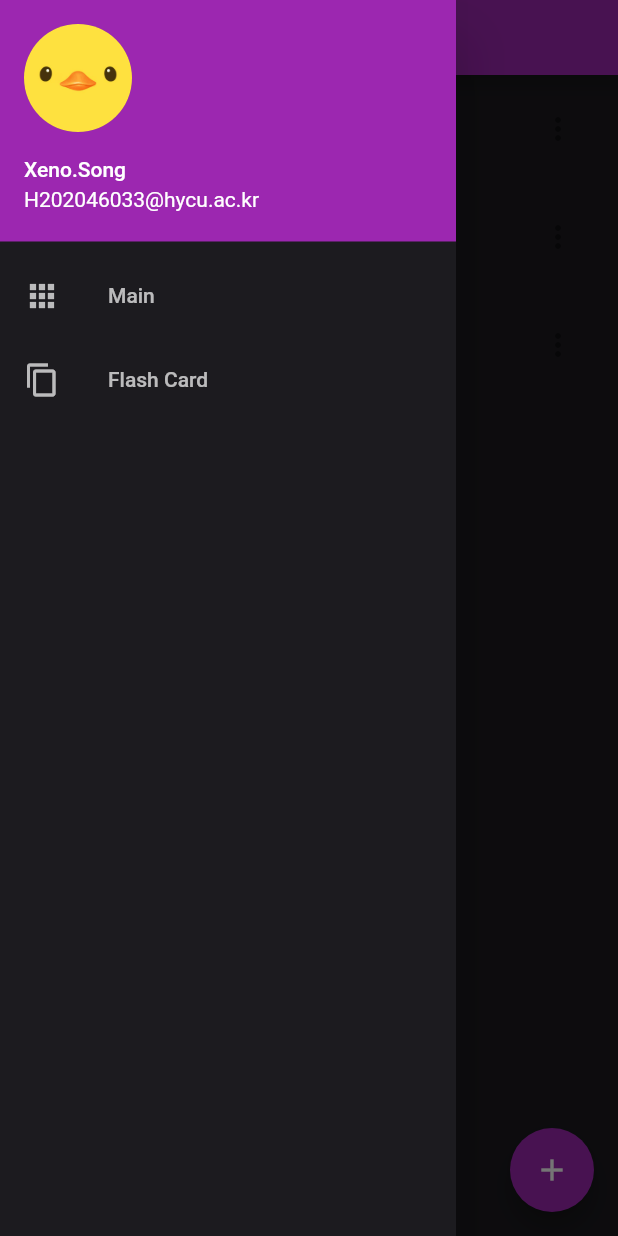
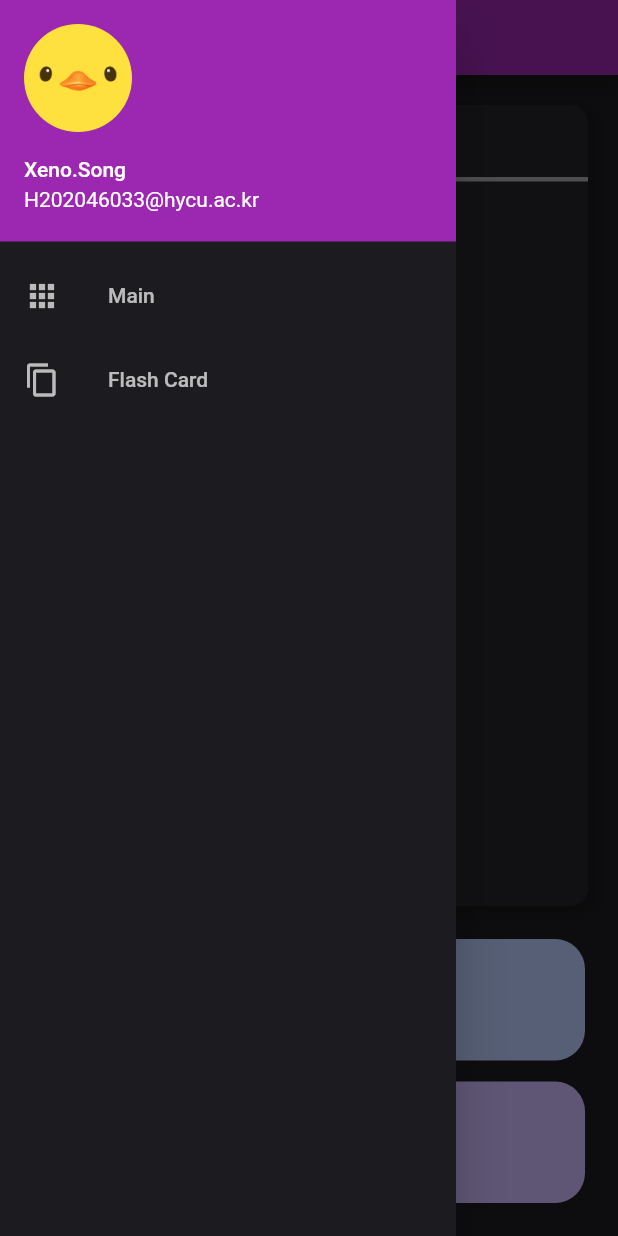
Before and after one commit to Xeno-Song/WordBook, a Flutter app: the screen it shows after launch, in the side drawer, after a tap on "Main", on a phone screen of 412 x 824 dp. Run offline on Flutter 3.47's test engine with Material 2 defaults, Android fonts, the phone set to English and light mode, and no system bars; our stand-ins replace sqflite_common, sqflite_common_ffi; accounts and stored records are empty.

Commit message:
[REFACTOR] Remove unnecessery wrapping view and integrate reuseable components

```diff
--- a/lib/View/Main.dart
+++ b/lib/View/Main.dart
@@ -1,12 +1,14 @@
 import 'dart:convert';
 
 import 'package:flutter/material.dart';
+import 'package:word_book/View/components/common/colors.dart';
 import 'package:word_book/main.dart';
 
+import 'components/common/appbar.dart';
+import 'components/common/drawer.dart';
+
 class MainView extends StatefulWidget {
-  const MainView({super.key, required this.contentHeight});
-
-  final double contentHeight;
+  const MainView({super.key});
 
   @override
   State<StatefulWidget> createState() {
@@ -17,10 +19,19 @@ class MainView extends StatefulWidget {
 class _MainViewPageState extends State<MainView> {
   @override
   Widget build(BuildContext context) {
+    return Scaffold(
+      drawer: const ApplicationDrawer(),
+      appBar: CommonAppBar.build(),
+      body: _buildBody(context),
+    );
+  }
+
+  Widget _buildBody(BuildContext context) {
     final Size screenSize = MediaQuery.of(context).size;
     final double cellSize = screenSize.width;
     final int crossAxisCount = screenSize.width ~/ cellSize;
-    final double childAspectRatio = cellSize / (widget.contentHeight);
+    final double bodyHeight = screenSize.height - 50;
+    final double childAspectRatio = cellSize / (bodyHeight);
 
     return LayoutBuilder(builder: (BuildContext context, BoxConstraints constraints) {
       if (constraints.maxHeight > 300) {
@@ -30,13 +41,14 @@ class _MainViewPageState extends State<MainView> {
           children: <Widget>[
             DecoratedBox(
               decoration: BoxDecoration(
-                  shape: BoxShape.rectangle,
-                  borderRadius: BorderRadius.circular(0),
-                  border: Border.all(
-                    width: 1,
-                    color: const Color.fromARGB(0xFF, 0x1C, 0x1B, 0x1F),
-                  ),
-                  color: const Color.fromARGB(0xFF, 0x1C, 0x1B, 0x1F)),
+                shape: BoxShape.rectangle,
+                borderRadius: BorderRadius.circular(0),
+                border: Border.all(
+                  width: 1,
+                  color: CommonColors.primaryBackgroundColor,
+                ),
+                color: CommonColors.primaryBackgroundColor,
+              ),
               child: Column(
                 children: [
                   Expanded(
@@ -47,7 +59,7 @@ class _MainViewPageState extends State<MainView> {
                         decoration: BoxDecoration(
                           shape: BoxShape.rectangle,
                           borderRadius: BorderRadius.circular(12),
-                          color: const Color.fromARGB(0xFF, 0x24, 0x22, 0x28),
+                          color: CommonColors.secondaryBackgroundColor,
                           boxShadow: [
                             BoxShadow(
                               color: const Color.fromARGB(0x26, 0, 0, 0),
@@ -68,7 +80,7 @@ class _MainViewPageState extends State<MainView> {
                                 child: const Text(
                                   "오늘의 단어",
                                   style: TextStyle(
-                                    color: Color.fromARGB(0xb2, 0xe5, 0xe1, 0xe5),
+                                    color: CommonColors.primaryForegroundColor,
                                     fontSize: 16,
                                   ),
                                 ),
@@ -77,7 +89,7 @@ class _MainViewPageState extends State<MainView> {
                             Container(
                               height: 3,
                               decoration: const BoxDecoration(
-                                color: Color.fromARGB(0xb2, 0xe5, 0xe1, 0xe5),
+                                color: CommonColors.primaryForegroundColor,
                               ),
                             ),
                             Expanded(
@@ -86,7 +98,7 @@ class _MainViewPageState extends State<MainView> {
                                 child: const Text(
                                   "彼女\n그녀",
                                   style: TextStyle(
-                                    color: Color.fromARGB(0xb2, 0xe5, 0xe1, 0xe5),
+                                    color: CommonColors.primaryForegroundColor,
                                     fontSize: 40,
                                   ),
                                 ),
--- /dev/null
+++ b/lib/View/components/common/appbar.dart
@@ -0,0 +1,15 @@
+import 'package:flutter/cupertino.dart';
+import 'package:flutter/material.dart';
+
+class CommonAppBar {
+  static PreferredSize build() {
+    return PreferredSize(
+      preferredSize: const Size.fromHeight(50),
+      child: AppBar(
+        // Here we take the value from the MyHomePage object that was created by
+        // the App.build method, and use it to set our appbar title.
+        title: const Text("Word Book"),
+      ),
+    );
+  }
+}
--- /dev/null
+++ b/lib/View/components/common/colors.dart
@@ -0,0 +1,10 @@
+import 'dart:ui';
+
+import 'package:flutter/material.dart';
+
+class CommonColors {
+  static const Color primaryBackgroundColor = Color.fromARGB(0xFF, 0x1C, 0x1B, 0x1F);
+  static const Color secondaryBackgroundColor = Color.fromARGB(0xFF, 0x24, 0x22, 0x28);
+
+  static const Color primaryForegroundColor = Color.fromARGB(0xb2, 0xe5, 0xe1, 0xe5);
+}
--- /dev/null
+++ b/lib/View/components/common/drawer.dart
@@ -0,0 +1,49 @@
+import 'package:flutter/cupertino.dart';
+import 'package:flutter/material.dart';
+
+class ApplicationDrawer extends StatelessWidget {
+  const ApplicationDrawer({super.key});
+
+  @override
+  Widget build(BuildContext context) {
+    return Drawer(
+      backgroundColor: const Color.fromARGB(0xFF, 0x1C, 0x1B, 0x1F),
+      child: ListView(
+        padding: EdgeInsets.zero,
+        children: [
+          const UserAccountsDrawerHeader(
+            decoration: BoxDecoration(
+              color: Colors.purple,
+            ),
+            accountName: Text("Xeno.Song"),
+            accountEmail: Text("H202046033@hycu.ac.kr"),
+            currentAccountPicture: CircleAvatar(backgroundImage: AssetImage('assets/image/icon.jpg')),
+          ),
+          ListTile(
+            leading: const Icon(
+              Icons.apps,
+              color: Colors.white70,
+            ),
+            title: const Text('Main'),
+            textColor: Colors.white70,
+            style: ListTileStyle.drawer,
+            onTap: () {
+              print("Drawer - Main Tap");
+            },
+          ),
+          ListTile(
+            leading: const Icon(
+              Icons.copy,
+              color: Colors.white70,
+            ),
+            title: const Text('Flash Card'),
+            textColor: Colors.white70,
+            onTap: () {
+              print("Drawer - Flash Card Tap");
+            },
+          ),
+        ],
+      ),
+    );
+  }
+}
--- a/lib/main.dart
+++ b/lib/main.dart
@@ -1,6 +1,9 @@
 import 'package:flutter/material.dart';
 import 'package:word_book/View/card_manage.dart';
+import 'package:word_book/View/components/common/appbar.dart';
 import 'package:word_book/View/main.dart';
+
+import 'View/components/common/drawer.dart';
 
 void main() {
   print("Test Hello World!");
@@ -27,98 +30,7 @@ class MyApp extends StatelessWidget {
         // is not restarted.
         primarySwatch: Colors.purple,
       ),
-      home: const MyHomePage(title: 'Flutter Demo Home Page', appbarHeight: 50),
+      home: const MainView(),
     );
   }
 }
-
-class MyHomePage extends StatefulWidget {
-  const MyHomePage({super.key, required this.title, required this.appbarHeight});
-  final double appbarHeight;
-
-  // This widget is the home page of your application. It is stateful, meaning
-  // that it has a State object (defined below) that contains fields that affect
-  // how it looks.
-
-  // This class is the configuration for the state. It holds the values (in this
-  // case the title) provided by the parent (in this case the App widget) and
-  // used by the build method of the State. Fields in a Widget subclass are
-  // always marked "final".
-
-  final String title;
-
-  @override
-  State<MyHomePage> createState() => _MyHomePageState();
-}
-
-class _MyHomePageState extends State<MyHomePage> {
-  int _counter = 0;
-
-  void _incrementCounter() {
-    setState(() {
-      // This call to setState tells the Flutter framework that something has
-      // changed in this State, which causes it to rerun the build method below
-      // so that the display can reflect the updated values. If we changed
-      // _counter without calling setState(), then the build method would not be
-      // called again, and so nothing would appear to happen.
-      _counter++;
-    });
-  }
-
-  @override
-  Widget build(BuildContext context) {
-    final Size screenSize = MediaQuery.of(context).size;
-    final double bodyHeight = screenSize.height - widget.appbarHeight;
-
-    return Scaffold(
-      drawer: Drawer(
-        backgroundColor: const Color.fromARGB(0xFF, 0x1C, 0x1B, 0x1F),
-        child: ListView(
-          padding: EdgeInsets.zero,
-          children: [
-            const UserAccountsDrawerHeader(
-              decoration: BoxDecoration(
-                color: Colors.purple,
-              ),
-              accountName: Text("Xeno.Song"),
-              accountEmail: Text("H202046033@hycu.ac.kr"),
-              currentAccountPicture: CircleAvatar(backgroundImage: AssetImage('assets/image/icon.jpg')),
-            ),
-            ListTile(
-              leading: const Icon(
-                Icons.apps,
-                color: Colors.white70,
-              ),
-              title: const Text('Main'),
-              textColor: Colors.white70,
-              style: ListTileStyle.drawer,
-              onTap: () {
-                print("Drawer - Main Tap");
-              },
-            ),
-            ListTile(
-              leading: const Icon(
-                Icons.copy,
-                color: Colors.white70,
-              ),
-              title: const Text('Flash Card'),
-              textColor: Colors.white70,
-              onTap: () {
-                print("Drawer - Flash Card Tap");
-              },
-            ),
-          ],
-        ),
-      ),
-      appBar: PreferredSize(
-        preferredSize: Size.fromHeight(widget.appbarHeight),
-        child: AppBar(
-          // Here we take the value from the MyHomePage object that was created by
-          // the App.build method, and use it to set our appbar title.
-          title: Text(widget.title),
-        ),
-      ),
-      body: CardManageView(contentHeight: bodyHeight),
-    );
-  }
-}
```
Also changed, not shown: lib/View/card_manage.dart (+5 -2 lines), lib/View/wordset_creation.dart (+13 -1 lines).
